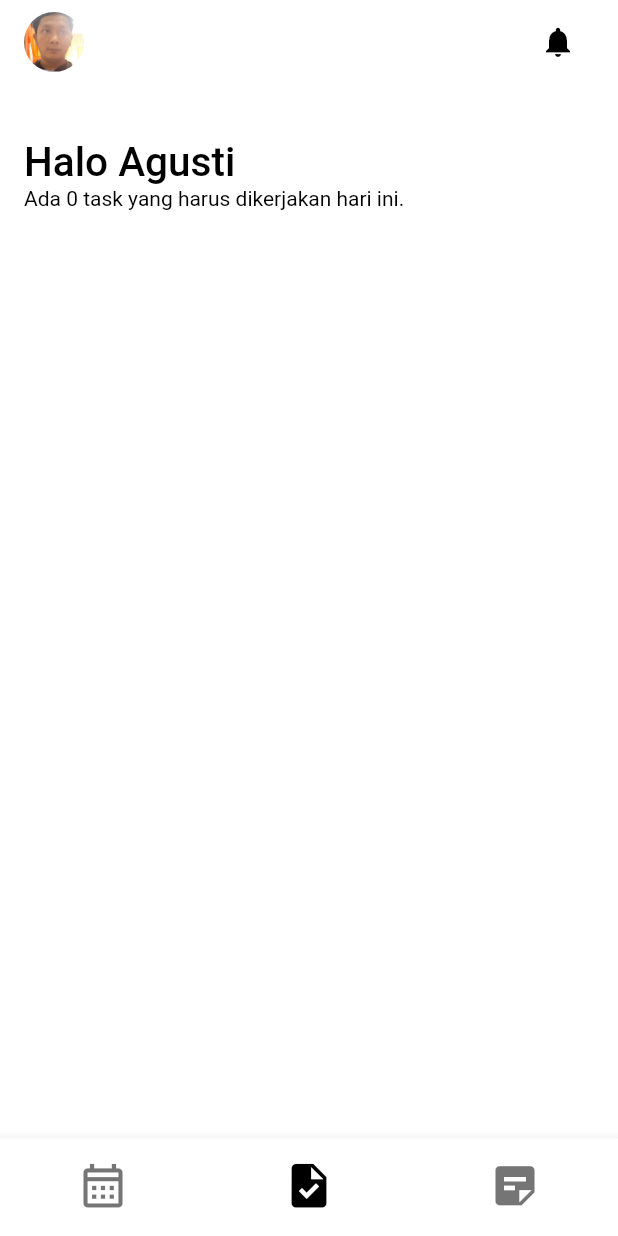
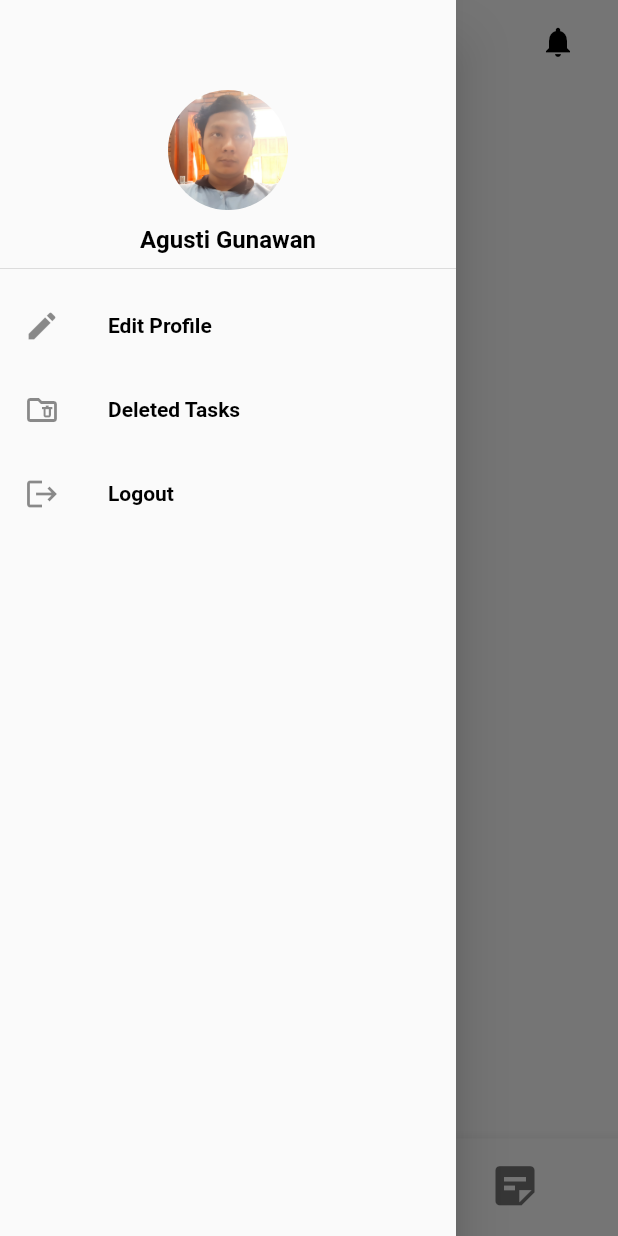
Before and after one commit to agustig/one_task, a Flutter app: the screen it shows after launch, with the side drawer open (before the commit the screen has no drawer), on a phone screen of 412 x 824 dp. Run offline on Flutter 3.47's test engine with Material 2 defaults, Android fonts, the phone set to English and light mode, and no system bars; our stand-ins replace equatable, flutter_bloc, hydrated_bloc, syncfusion_flutter_calendar; missing offline and left inert: syncfusion_localizations.

Commit message:
Add drawer

```diff
--- a/lib/views/screens/home_screen.dart
+++ b/lib/views/screens/home_screen.dart
@@ -64,18 +64,26 @@ class _HomeScreenState extends State<HomeScreen> {
 
     return Scaffold(
       floatingActionButton: floatingActionButtons[currentPage],
+      drawer: const ProfileDrawer(),
       body: CustomScrollView(
         shrinkWrap: true,
         slivers: [
           SliverAppBar(
             leading: Padding(
               padding: const EdgeInsets.only(left: 16.0),
+              child: Builder(builder: (context) {
+                return GestureDetector(
+                  onTap: () {
+                    Scaffold.of(context).openDrawer();
+                  },
                   child: CircleAvatar(
                     backgroundColor: Colors.transparent,
                     backgroundImage: AssetImage(
                       context.watch<UserCubit>().state.user.image,
                     ),
                   ),
+                );
+              }),
             ),
             actions: [
               Padding(
--- /dev/null
+++ b/lib/views/screens/profile_drawer.dart
@@ -0,0 +1,67 @@
+import 'package:flutter/material.dart';
+
+import '../../logic/logic.dart';
+
+class ProfileDrawer extends StatelessWidget {
+  const ProfileDrawer({
+    Key? key,
+  }) : super(key: key);
+
+  @override
+  Widget build(BuildContext context) {
+    final userState = context.watch<UserCubit>().state.user;
+
+    return SafeArea(
+      child: Drawer(
+        child: Padding(
+          padding: const EdgeInsets.only(
+            top: 60,
+          ),
+          child: Column(
+            crossAxisAlignment: CrossAxisAlignment.stretch,
+            children: [
+              Column(
+                children: [
+                  Container(
+                    width: 80,
+                    height: 80,
+                    decoration: BoxDecoration(
+                      image: DecorationImage(
+                        image: AssetImage(userState.image),
+                        fit: BoxFit.contain,
+                      ),
+                      shape: BoxShape.circle,
+                    ),
+                  ),
+                  const SizedBox(height: 10),
+                  Text(
+                    userState.name,
+                    style: Theme.of(context).textTheme.headline3,
+                  ),
+                  const Divider(
+                    height: 20,
+                  ),
+                  ListTile(
+                    leading: const Icon(Icons.edit),
+                    title: const Text('Edit Profile'),
+                    onTap: () {},
+                  ),
+                  ListTile(
+                    leading: const Icon(Icons.folder_delete_outlined),
+                    title: const Text('Deleted Tasks'),
+                    onTap: () {},
+                  ),
+                  ListTile(
+                    leading: const Icon(Icons.logout),
+                    title: const Text('Logout'),
+                    onTap: () {},
+                  ),
+                ],
+              ),
+            ],
+          ),
+        ),
+      ),
+    );
+  }
+}
--- a/lib/views/screens/screens.dart
+++ b/lib/views/screens/screens.dart
@@ -1,6 +1,7 @@
 export 'home_screen.dart';
 export 'note_form_screen.dart';
 export 'notes_screen.dart';
+export 'profile_drawer.dart';
 export 'schedule_screen.dart';
 export 'task_form_screen.dart';
 export 'today_tasks_screen.dart';
```
Lines whose indentation alone changed are shown as unchanged.
